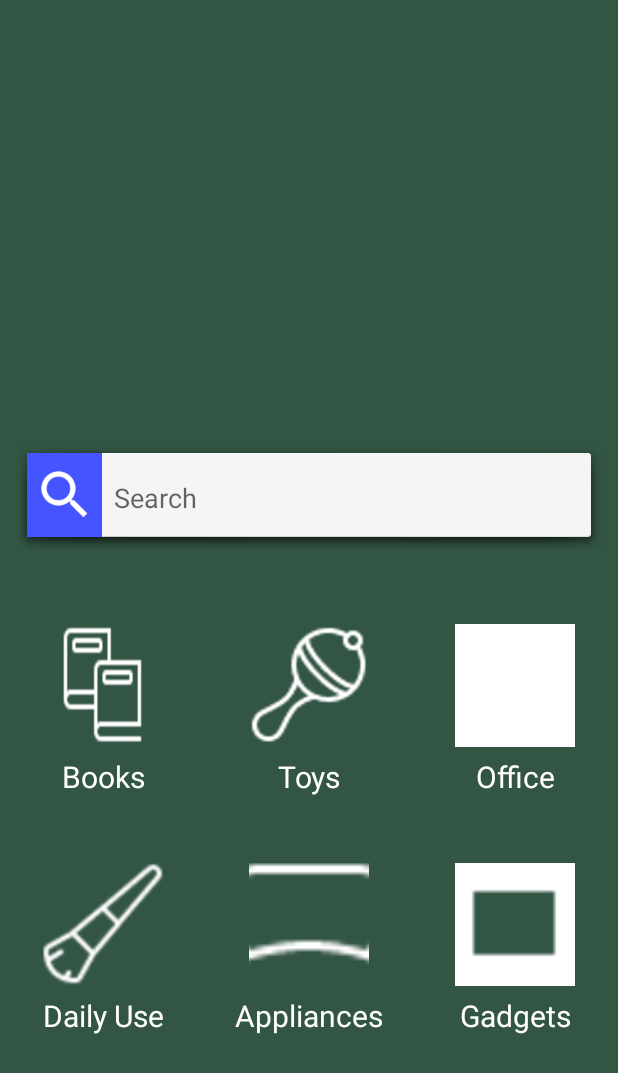
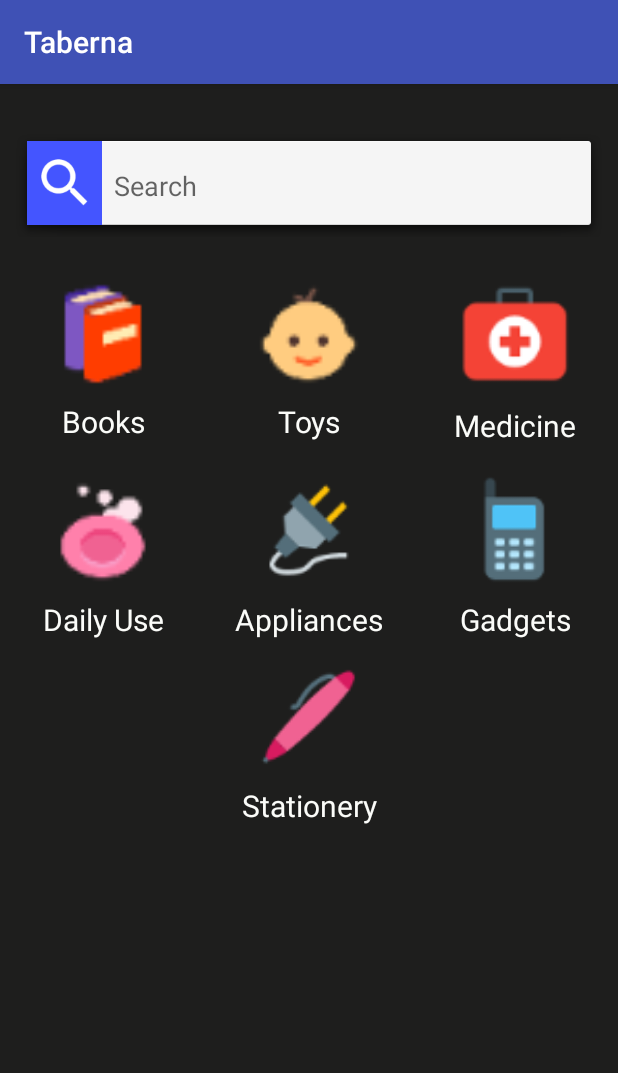
Before and after one commit to hggit/TabernaGit, an Android app: the MainActivity screen opened directly, with no data from a screen before it, on a phone screen of 412 x 824 dp. Shown: the top 1073 px of the screen. Run offline under Robolectric (Android 15) with nearby library versions, the phone set to English and light mode, and no system bars.

Commit message:
hg main activity

```diff
--- a/app/src/main/AndroidManifest.xml
+++ b/app/src/main/AndroidManifest.xml
@@ -21,8 +21,7 @@
         </activity>
         <activity
             android:name=".MainActivity"
-            android:label="@string/title_activity_welcome"
-            android:theme="@style/AppTheme.NoActionBar" />
+            android:label="Taberna" />
         <activity
             android:name=".LoginActivity"
             android:label="@string/title_activity_login" />
--- /dev/null
+++ b/app/src/main/java/club/cyberlabs/taberna/CartContract.java
@@ -0,0 +1,17 @@
+package club.cyberlabs.taberna;
+
+import android.provider.BaseColumns;
+
+/**
+ * Created by Himanshu on 21-01-2017.
+ */
+
+public class CartContract{
+    public static final class CartEntry implements BaseColumns{
+        public static final String TABLE_NAME = "cart";
+        public static final String COLUMN_TITLE = "title";
+        public static final String COLUMN_SUBTITLE = "sub";
+        public static final String COLUMN_PRICE = "price";
+        public static final String COLUMN_IMAGE = "img";
+    }
+}
--- /dev/null
+++ b/app/src/main/java/club/cyberlabs/taberna/CartDbHelper.java
@@ -0,0 +1,34 @@
+package club.cyberlabs.taberna;
+
+import android.content.Context;
+import android.database.sqlite.SQLiteDatabase;
+import android.database.sqlite.SQLiteOpenHelper;
+
+/**
+ * Created by Himanshu on 21-01-2017.
+ */
+
+public class CartDbHelper extends SQLiteOpenHelper{
+    private static final String name="cart.db";
+    public CartDbHelper(Context context)
+    {
+        super(context, name, null, 1);
+    }
+    @Override
+    public void onCreate(SQLiteDatabase sqLiteDatabase) {
+        final String SQL_CREATE_WAITLIST_TABLE = "CREATE TABLE " + CartContract.CartEntry.TABLE_NAME + " (" +
+                CartContract.CartEntry._ID + " INTEGER PRIMARY KEY AUTOINCREMENT," +
+                CartContract.CartEntry.COLUMN_TITLE + " TEXT NOT NULL, " +
+                CartContract.CartEntry.COLUMN_SUBTITLE + " TEXT NOT NULL, " +
+                CartContract.CartEntry.COLUMN_PRICE + " TEXT NOT NULL" +
+                CartContract.CartEntry.COLUMN_IMAGE + " TEXT NOT NULL" +
+                "); ";
+
+        sqLiteDatabase.execSQL(SQL_CREATE_WAITLIST_TABLE);
+    }
+
+    @Override
+    public void onUpgrade(SQLiteDatabase sqLiteDatabase, int i, int i1) {
+
+    }
+}
--- a/app/src/main/java/club/cyberlabs/taberna/MainActivity.java
+++ b/app/src/main/java/club/cyberlabs/taberna/MainActivity.java
@@ -17,6 +17,7 @@ public class MainActivity extends AppCompatActivity {
         manager=new PrefManager(this);
         manager.setFirstTimeLaunch(false);
         editText=(EditText)findViewById(R.id.search_key);
+        editText.clearFocus();
     }
 
     public void showCatalogue(View view)
--- a/app/src/main/res/layout/activity_detail.xml
+++ b/app/src/main/res/layout/activity_detail.xml
@@ -15,7 +15,7 @@
         android:layout_gravity="center"
         android:background="#ffffff"
         android:id="@+id/detail_image"
-        android:layout_height="wrap_content"
+        android:layout_height="200dp"
         android:elevation="4dp"/>
     <LinearLayout
         android:layout_width="match_parent"
@@ -40,25 +40,7 @@
             android:id="@+id/detail_price"
             android:textSize="20sp"/>
         </LinearLayout>
-    <LinearLayout
-        android:layout_width="match_parent"
-        android:layout_height="wrap_content"
-        android:layout_marginTop="8dp"
-        android:padding="16dp"
-        android:elevation="4dp"
-        android:background="#ffffff"
-        android:orientation="vertical">
-        <TextView
-            android:layout_width="wrap_content"
-            android:layout_height="wrap_content"
-            android:text="Details"
-            android:textSize="16sp"/>
-        <TextView
-            android:layout_width="match_parent"
-            android:layout_height="wrap_content"
 
-            android:text="Lorem ipsum dolor sit amet, consectetuer adipiscing elit. Aenean commodo ligula eget dolor. Aenean massa. Cum sociis natoque penatibus et magnis dis parturient montes, nascetur ridiculus mus. "/>
-    </LinearLayout>
     <Button
         android:layout_width="match_parent"
         android:layout_height="wrap_content"
--- a/app/src/main/res/layout/activity_main.xml
+++ b/app/src/main/res/layout/activity_main.xml
@@ -1,28 +1,29 @@
 <?xml version="1.0" encoding="utf-8"?>
-
+<LinearLayout xmlns:android="http://schemas.android.com/apk/res/android"
+android:orientation="vertical"
+android:layout_width="match_parent"
+android:background="#1e1e1d"
+android:layout_height="match_parent">
+<ScrollView
+    android:layout_width="match_parent"
+    android:layout_height="match_parent">
     <LinearLayout xmlns:android="http://schemas.android.com/apk/res/android"
         android:orientation="vertical"
         android:layout_width="match_parent"
         android:weightSum="100"
-    android:background="#f354"
         android:layout_height="match_parent">
+
         <RelativeLayout
             android:layout_width="match_parent"
             android:layout_height="wrap_content"
-        android:layout_weight="70"
-        android:id="@+id/top"
-        >
-    </RelativeLayout>
-    <RelativeLayout
-        android:layout_width="match_parent"
-        android:layout_height="wrap_content"
-        android:layout_weight="30">
+            android:layout_weight="40">
             <LinearLayout
                 android:layout_width="fill_parent"
                 android:layout_height="wrap_content"
                 android:orientation="horizontal"
                 android:weightSum="1"
                 android:id="@+id/p"
+                android:layout_marginTop="30dp"
                 android:paddingLeft="10dp"
                 android:paddingRight="10dp">
                 <LinearLayout
@@ -56,7 +57,7 @@
                 android:layout_width="match_parent"
                 android:layout_height="wrap_content"
                 android:weightSum="1"
-            android:layout_marginTop="50dp"
+                android:layout_marginTop="24dp"
                 android:layout_below="@+id/p"
                 android:orientation="vertical">
                 <TableLayout xmlns:android="http://schemas.android.com/apk/res/android"
@@ -68,7 +69,7 @@
                         android:id="@+id/row_123"
                         android:layout_width="match_parent"
                         android:layout_height="wrap_content"
-                    android:layout_marginBottom="35dp">
+                        android:layout_marginBottom="8dp">
 
                         <LinearLayout
                             android:layout_width="match_parent"
@@ -87,8 +88,8 @@
                                 android:layout_alignParentRight="true"
                                 android:src="@drawable/pooks"
                                 android:scaleType="fitXY"
-                            android:layout_width="80dp"
-                            android:layout_height="80dp"
+                                android:layout_width="100dp"
+                                android:layout_height="100dp"
                                 android:layout_weight="1.28" />
 
                             <TextView
@@ -98,7 +99,7 @@
                                 android:text="Books"
                                 android:gravity="center"
                                 android:textSize="20sp"
-                            android:textColor="#FFFFFF"
+                                android:textColor="#fbfcf9"
                                 android:id="@+id/textView456" />
                         </LinearLayout>
 
@@ -120,9 +121,9 @@
                                 android:layout_alignParentEnd="true"
                                 android:layout_alignParentRight="true"
                                 android:src="@drawable/toys"
-                            android:layout_width="80dp"
+                                android:layout_width="100dp"
                                 android:scaleType="centerCrop"
-                            android:layout_height="80dp"
+                                android:layout_height="100dp"
                                 android:layout_weight="1.28" />
 
                             <TextView
@@ -132,7 +133,7 @@
                                 android:text="Toys"
                                 android:gravity="center"
                                 android:textSize="20sp"
-                            android:textColor="#FFFFFF"
+                                android:textColor="#fbfcf9"
                                 android:id="@+id/textView5" />
                         </LinearLayout>
                         <LinearLayout
@@ -151,6 +152,7 @@
                                 android:layout_alignParentEnd="true"
                                 android:layout_alignParentRight="true"
                                 android:src="@drawable/cloths"
+                                android:scaleType="centerCrop"
                                 android:layout_width="80dp"
                                 android:layout_height="80dp"
                                 android:layout_weight="1.28" />
@@ -159,15 +161,15 @@
                                 android:layout_width="match_parent"
                                 android:layout_height="40dp"
                                 android:textAppearance="?android:attr/textAppearanceSmall"
-                            android:text="Office"
+                                android:text="Medicine"
                                 android:gravity="center"
                                 android:textSize="20sp"
-                            android:textColor="#FFFFFF"
+                                android:textColor="#fbfcf9"
                                 android:id="@+id/textView45" />
                         </LinearLayout>
                     </TableRow>
                     <TableRow
-                    android:id="@+id/row_12"
+                        android:id="@+id/row_2"
                         android:layout_width="match_parent"
                         android:layout_height="wrap_content"
                         android:layout_marginTop="2dp">
@@ -188,9 +190,9 @@
                                 android:layout_alignParentEnd="true"
                                 android:layout_alignParentRight="true"
                                 android:src="@drawable/posmetic"
-                            android:layout_width="80dp"
+                                android:layout_width="100dp"
                                 android:scaleType="centerCrop"
-                            android:layout_height="80dp"
+                                android:layout_height="100dp"
                                 android:layout_weight="1.28" />
 
                             <TextView
@@ -200,7 +202,7 @@
                                 android:text="Daily Use"
                                 android:gravity="center"
                                 android:textSize="20sp"
-                            android:textColor="#FFFFFF"
+                                android:textColor="#fbfcf9"
                                 android:id="@+id/textView457" />
                         </LinearLayout>
 
@@ -215,13 +217,14 @@
                             android:textColor="#fff"
                             android:weightSum="1">
                             <ImageButton
-                            android:id="@+id/action_voice_tdeq7"
+                                android:id="@+id/action_voice"
                                 style="@style/MSV_ImageButton"
                                 android:layout_alignParentEnd="true"
                                 android:layout_alignParentRight="true"
                                 android:src="@drawable/pofa"
-                            android:layout_width="80dp"
-                            android:layout_height="80dp"
+                                android:layout_width="100dp"
+                                android:layout_height="100dp"
+                                android:scaleType="centerCrop"
                                 android:layout_weight="1.28" />
 
                             <TextView
@@ -231,8 +234,8 @@
                                 android:text="Appliances"
                                 android:gravity="center"
                                 android:textSize="20sp"
-                            android:textColor="#FFFFFF"
-                            android:id="@+id/tedxtView5" />
+                                android:textColor="#fbfcf9"
+                                android:id="@+id/tedxtView" />
                         </LinearLayout>
 
                         <LinearLayout
@@ -251,8 +254,9 @@
                                 android:layout_alignParentEnd="true"
                                 android:layout_alignParentRight="true"
                                 android:src="@drawable/qlec"
-                            android:layout_width="80dp"
-                            android:layout_height="80dp"
+                                android:scaleType="centerCrop"
+                                android:layout_width="100dp"
+                                android:layout_height="100dp"
                                 android:layout_weight="1.28" />
 
                             <TextView
@@ -262,11 +266,77 @@
                                 android:text="Gadgets"
                                 android:gravity="center"
                                 android:textSize="20sp"
-                            android:textColor="#FFFFFF"
+                                android:textColor="#fbfcf9"
                                 android:id="@+id/textView4d5" />
+                        </LinearLayout>
+                    </TableRow>
+                    <TableRow
+                        android:id="@+id/row_12"
+                        android:layout_width="match_parent"
+                        android:layout_height="wrap_content"
+                        android:layout_marginTop="2dp">
+
+                        <LinearLayout
+                            android:layout_width="match_parent"
+                            android:layout_height="122dp"
+                            android:layout_weight="1"
+                            android:layout_margin="0dp"
+                            android:padding="0dp"
+                            android:orientation="vertical"
+                            android:gravity="center"
+                            android:textColor="#fff"
+                            android:weightSum="1">
+
+                        </LinearLayout>
+
+                        <LinearLayout
+                            android:layout_width="match_parent"
+                            android:layout_height="122dp"
+                            android:layout_weight="1"
+                            android:layout_margin="0dp"
+                            android:padding="0dp"
+                            android:orientation="vertical"
+                            android:gravity="center"
+                            android:textColor="#fff"
+                            android:weightSum="1">
+                            <ImageButton
+                                android:id="@+id/action_voice_tdeq7"
+                                style="@style/MSV_ImageButton"
+                                android:layout_alignParentEnd="true"
+                                android:layout_alignParentRight="true"
+                                android:src="@drawable/point"
+                                android:layout_width="100dp"
+                                android:scaleType="centerCrop"
+                                android:layout_height="100dp"
+                                android:layout_weight="1.28" />
+
+                            <TextView
+                                android:layout_width="match_parent"
+                                android:layout_height="40dp"
+                                android:textAppearance="?android:attr/textAppearanceSmall"
+                                android:text="Stationery"
+                                android:gravity="center"
+                                android:textSize="20sp"
+                                android:textColor="#fbfcf9"
+                                android:id="@+id/tedxtView5" />
+                        </LinearLayout>
+
+                        <LinearLayout
+                            android:layout_width="match_parent"
+                            android:layout_height="122dp"
+                            android:layout_weight="1"
+                            android:layout_margin="0dp"
+                            android:padding="0dp"
+                            android:orientation="vertical"
+                            android:gravity="center"
+                            android:textColor="#fff"
+                            android:weightSum="1">
+
                         </LinearLayout>
                     </TableRow>
                 </TableLayout>
             </LinearLayout>
         </RelativeLayout>
     </LinearLayout>
+</ScrollView>
+</LinearLayout>
```
Also changed, not shown: app/src/main/res/drawable-xxxhdpi/cloths.png (added), app/src/main/res/drawable-xxxhdpi/pofa.png (added), app/src/main/res/drawable-xxxhdpi/point.png (added), app/src/main/res/drawable-xxxhdpi/pooks.png (added), app/src/main/res/drawable-xxxhdpi/posmetic.png (added), app/src/main/res/drawable-xxxhdpi/qlec.png (added), app/src/main/res/drawable-xxxhdpi/toys.png (added), 37 other files. Lines whose indentation alone changed are shown as unchanged.
